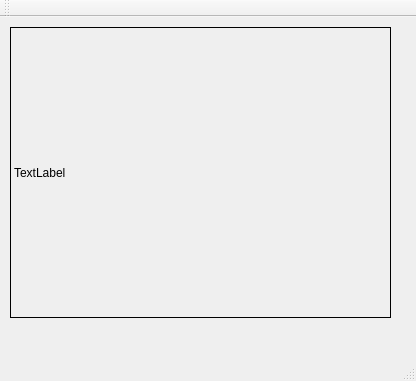
Before: the Qt Designer form QTProject/RealTime/mainwindow.ui in HAURCAORI/ProcessingMat, drawn with Qt 5.
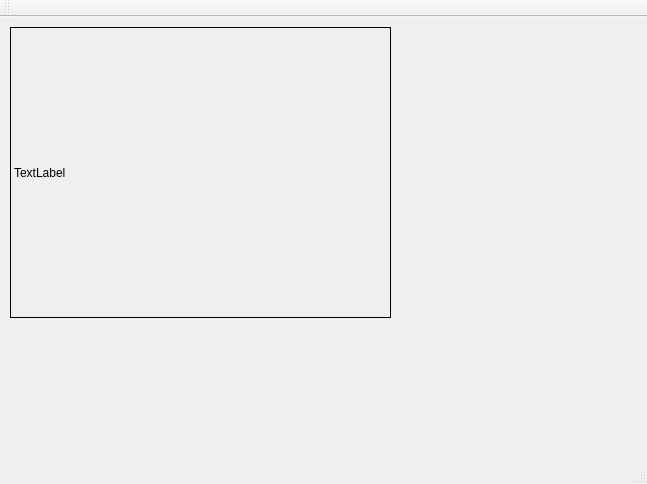
After: the same form once the commit is applied.

Patch:
```diff
--- a/QTProject/RealTime/mainwindow.ui
+++ b/QTProject/RealTime/mainwindow.ui
@@ -6,8 +6,8 @@
    <rect>
     <x>0</x>
     <y>0</y>
-    <width>416</width>
-    <height>381</height>
+    <width>647</width>
+    <height>484</height>
    </rect>
   </property>
   <property name="windowTitle">
```
Left out of the diff: 2 changed lines with no effect on the pictures.
